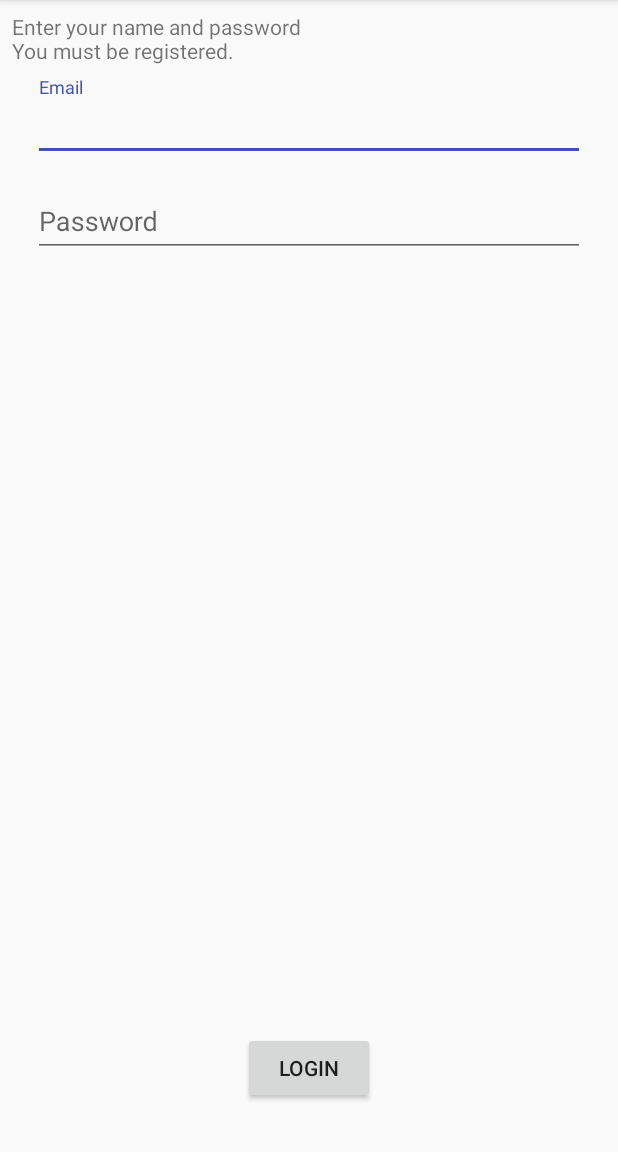
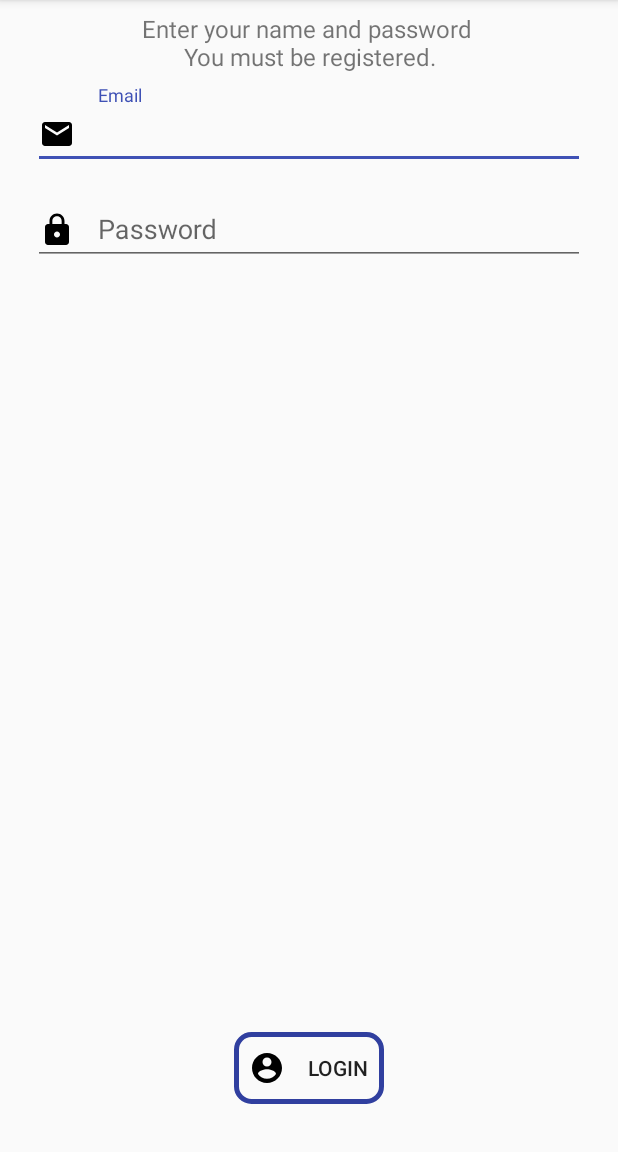
Before and after one commit to KevFan/myTweet-android, an Android app: the Login screen opened directly, with no data from a screen before it, on a phone screen of 412 x 824 dp, the part 84-1236 px from its top. Run offline under Robolectric (Android 15) with nearby library versions, the phone set to English and light mode, and no system bars.

Commit message:
Change message size + add icons to edit text and login button

```diff
--- a/app/src/main/res/layout/activity_login.xml
+++ b/app/src/main/res/layout/activity_login.xml
@@ -13,7 +13,9 @@
         android:text="@string/loginMessage"
         app:layout_constraintLeft_toLeftOf="parent"
         app:layout_constraintRight_toRightOf="parent"
-        app:layout_constraintTop_toTopOf="parent"/>
+        app:layout_constraintTop_toTopOf="parent"
+        android:gravity="center"
+        android:textSize="16sp"/>
 
     <android.support.design.widget.TextInputLayout
         android:id="@+id/loginEmailInputLayout"
@@ -31,7 +33,9 @@
             android:layout_width="match_parent"
             android:layout_height="wrap_content"
             android:hint="@string/email"
-            android:inputType="textEmailAddress"/>
+            android:inputType="textEmailAddress"
+            android:drawableStart="@drawable/ic_email_black_24dp"
+            android:drawablePadding="15dp"/>
 
     </android.support.design.widget.TextInputLayout>
 
@@ -51,7 +55,9 @@
             android:layout_width="match_parent"
             android:layout_height="wrap_content"
             android:hint="@string/password"
-            android:inputType="textPassword"/>
+            android:inputType="textPassword"
+            android:drawableStart="@drawable/ic_lock_black_24dp"
+            android:drawablePadding="15dp"/>
     </android.support.design.widget.TextInputLayout>
 
     <Button
@@ -66,5 +72,9 @@
         android:text="@string/login"
         app:layout_constraintBottom_toBottomOf="parent"
         app:layout_constraintLeft_toLeftOf="parent"
-        app:layout_constraintRight_toRightOf="parent"/>
+        app:layout_constraintRight_toRightOf="parent"
+        android:background="@drawable/border_button"
+        android:drawableStart="@drawable/ic_account_circle_black_24dp"
+        android:padding="10dp"
+        android:drawablePadding="15dp"/>
 </android.support.constraint.ConstraintLayout>
```
